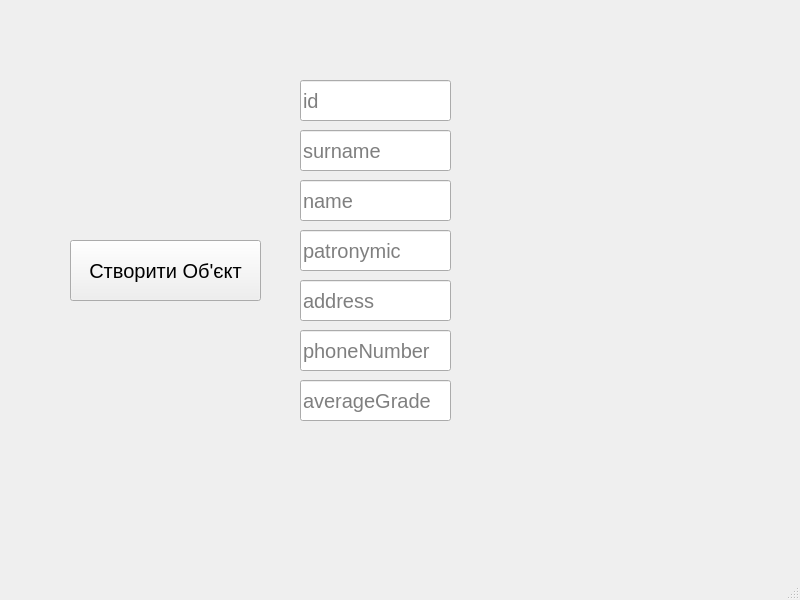
This is LR9/mainwindow.ui in mariancompany7-alt/LR9 as Qt 5 draws it before an edit. The edited form follows.
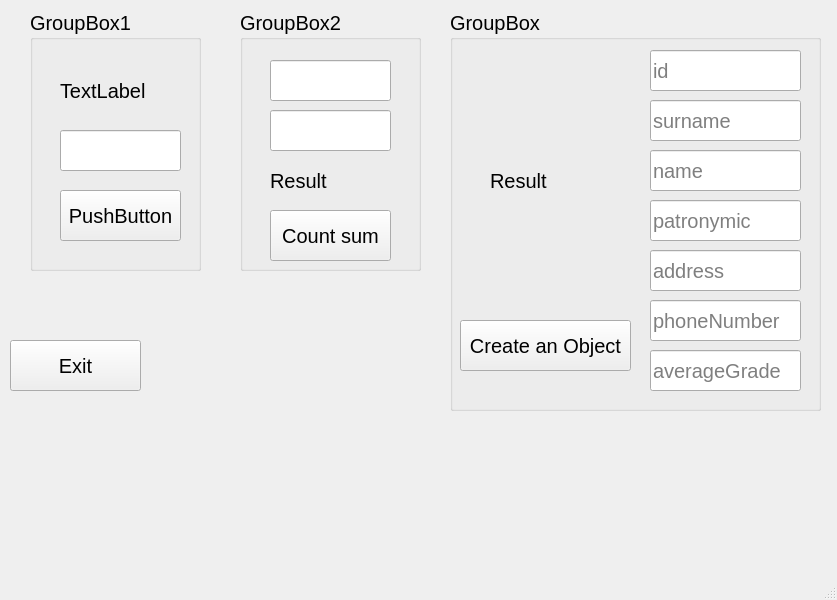
This is the edited form.

```diff
--- a/LR9/mainwindow.ui
+++ b/LR9/mainwindow.ui
@@ -6,7 +6,7 @@
    <rect>
     <x>0</x>
     <y>0</y>
-    <width>800</width>
+    <width>837</width>
     <height>600</height>
    </rect>
   </property>
@@ -19,71 +19,144 @@
    <string>MainWindow</string>
   </property>
   <widget class="QWidget" name="centralwidget">
+   <widget class="QPushButton" name="pushButton_2">
+    <property name="geometry">
+     <rect>
+      <x>10</x>
+      <y>340</y>
+      <width>131</width>
+      <height>51</height>
+     </rect>
+    </property>
+    <property name="text">
+     <string>Exit</string>
+    </property>
+   </widget>
+   <widget class="QGroupBox" name="groupBox">
+    <property name="geometry">
+     <rect>
+      <x>30</x>
+      <y>10</y>
+      <width>171</width>
+      <height>261</height>
+     </rect>
+    </property>
+    <property name="title">
+     <string>GroupBox1</string>
+    </property>
    <widget class="QLineEdit" name="lineEdit">
     <property name="geometry">
      <rect>
-      <x>300</x>
-      <y>80</y>
-      <width>151</width>
+       <x>30</x>
+       <y>120</y>
+       <width>121</width>
       <height>41</height>
      </rect>
     </property>
-    <property name="font">
-     <font>
-      <pointsize>15</pointsize>
-     </font>
+    </widget>
+    <widget class="QLabel" name="label">
+     <property name="geometry">
+      <rect>
+       <x>30</x>
+       <y>60</y>
+       <width>121</width>
+       <height>41</height>
+      </rect>
     </property>
     <property name="text">
-     <string/>
-    </property>
-    <property name="placeholderText">
-     <string>id</string>
-    </property>
-   </widget>
-   <widget class="QLineEdit" name="lineEdit_2">
+      <string>TextLabel</string>
+     </property>
+    </widget>
+    <widget class="QPushButton" name="pushButton">
     <property name="geometry">
      <rect>
-      <x>300</x>
-      <y>130</y>
-      <width>151</width>
-      <height>41</height>
-     </rect>
-    </property>
-    <property name="placeholderText">
-     <string>surname</string>
-    </property>
-   </widget>
-   <widget class="QLineEdit" name="lineEdit_3">
-    <property name="geometry">
-     <rect>
-      <x>300</x>
+       <x>30</x>
       <y>180</y>
-      <width>151</width>
+       <width>121</width>
+       <height>51</height>
+      </rect>
+     </property>
+     <property name="text">
+      <string>PushButton</string>
+     </property>
+    </widget>
+   </widget>
+   <widget class="QGroupBox" name="groupBox_2">
+    <property name="geometry">
+     <rect>
+      <x>240</x>
+      <y>10</y>
+      <width>181</width>
+      <height>261</height>
+     </rect>
+    </property>
+    <property name="title">
+     <string>GroupBox2</string>
+    </property>
+    <widget class="QPushButton" name="pb2">
+     <property name="geometry">
+      <rect>
+       <x>30</x>
+       <y>200</y>
+       <width>121</width>
+       <height>51</height>
+      </rect>
+     </property>
+     <property name="text">
+      <string>Count sum</string>
+     </property>
+    </widget>
+    <widget class="QLabel" name="lbl2">
+     <property name="geometry">
+      <rect>
+       <x>30</x>
+       <y>150</y>
+       <width>121</width>
       <height>41</height>
      </rect>
     </property>
-    <property name="placeholderText">
-     <string>name</string>
-    </property>
-   </widget>
-   <widget class="QLineEdit" name="lineEdit_4">
+     <property name="text">
+      <string>Result</string>
+     </property>
+    </widget>
+    <widget class="QLineEdit" name="lineEdit_1">
     <property name="geometry">
      <rect>
-      <x>300</x>
-      <y>230</y>
-      <width>151</width>
+       <x>30</x>
+       <y>50</y>
+       <width>121</width>
       <height>41</height>
      </rect>
     </property>
-    <property name="placeholderText">
-     <string>patronymic</string>
-    </property>
-   </widget>
-   <widget class="QLineEdit" name="lineEdit_5">
+    </widget>
+    <widget class="QLineEdit" name="lineEdit_2">
+     <property name="geometry">
+      <rect>
+       <x>30</x>
+       <y>100</y>
+       <width>121</width>
+       <height>41</height>
+      </rect>
+     </property>
+    </widget>
+   </widget>
+   <widget class="QGroupBox" name="groupBox_3">
     <property name="geometry">
      <rect>
-      <x>300</x>
-      <y>280</y>
+      <x>450</x>
+      <y>10</y>
+      <width>371</width>
+      <height>401</height>
+     </rect>
+    </property>
+    <property name="title">
+     <string>GroupBox</string>
+    </property>
+    <widget class="QLineEdit" name="le5">
+     <property name="geometry">
+      <rect>
+       <x>200</x>
+       <y>240</y>
       <width>151</width>
       <height>41</height>
      </rect>
@@ -92,11 +165,37 @@
      <string>address</string>
     </property>
    </widget>
-   <widget class="QLineEdit" name="lineEdit_6">
+    <widget class="QLineEdit" name="le4">
     <property name="geometry">
      <rect>
-      <x>300</x>
-      <y>330</y>
+       <x>200</x>
+       <y>190</y>
+       <width>151</width>
+       <height>41</height>
+      </rect>
+     </property>
+     <property name="placeholderText">
+      <string>patronymic</string>
+     </property>
+    </widget>
+    <widget class="QLineEdit" name="le2">
+     <property name="geometry">
+      <rect>
+       <x>200</x>
+       <y>90</y>
+       <width>151</width>
+       <height>41</height>
+      </rect>
+     </property>
+     <property name="placeholderText">
+      <string>surname</string>
+     </property>
+    </widget>
+    <widget class="QLineEdit" name="le6">
+     <property name="geometry">
+      <rect>
+       <x>200</x>
+       <y>290</y>
       <width>151</width>
       <height>41</height>
      </rect>
@@ -105,11 +204,50 @@
      <string>phoneNumber</string>
     </property>
    </widget>
-   <widget class="QLineEdit" name="lineEdit_7">
+    <widget class="QLabel" name="label_2">
     <property name="geometry">
      <rect>
-      <x>300</x>
-      <y>380</y>
+       <x>40</x>
+       <y>40</y>
+       <width>131</width>
+       <height>261</height>
+      </rect>
+     </property>
+     <property name="text">
+      <string>Result</string>
+     </property>
+    </widget>
+    <widget class="QLineEdit" name="le1">
+     <property name="geometry">
+      <rect>
+       <x>200</x>
+       <y>40</y>
+       <width>151</width>
+       <height>41</height>
+      </rect>
+     </property>
+     <property name="placeholderText">
+      <string>id</string>
+     </property>
+    </widget>
+    <widget class="QLineEdit" name="le3">
+     <property name="geometry">
+      <rect>
+       <x>200</x>
+       <y>140</y>
+       <width>151</width>
+       <height>41</height>
+      </rect>
+     </property>
+     <property name="placeholderText">
+      <string>name</string>
+     </property>
+    </widget>
+    <widget class="QLineEdit" name="le7">
+     <property name="geometry">
+      <rect>
+       <x>200</x>
+       <y>340</y>
       <width>151</width>
       <height>41</height>
      </rect>
@@ -118,31 +256,19 @@
      <string>averageGrade</string>
     </property>
    </widget>
-   <widget class="QPushButton" name="pushButton">
+    <widget class="QPushButton" name="pushButton_3">
     <property name="geometry">
      <rect>
-      <x>70</x>
-      <y>240</y>
-      <width>191</width>
-      <height>61</height>
+       <x>10</x>
+       <y>310</y>
+       <width>171</width>
+       <height>51</height>
      </rect>
     </property>
     <property name="text">
-     <string>Створити Об'єкт</string>
-    </property>
-   </widget>
-   <widget class="QLabel" name="label">
-    <property name="geometry">
-     <rect>
-      <x>520</x>
-      <y>90</y>
-      <width>161</width>
-      <height>331</height>
-     </rect>
-    </property>
-    <property name="text">
-     <string/>
-    </property>
+      <string>Create an Object</string>
+     </property>
+    </widget>
    </widget>
   </widget>
   <widget class="QMenuBar" name="menubar">
```
Left out of the diff: 4 changed lines with no effect on the pictures. Lines whose indentation alone changed are shown as unchanged.
